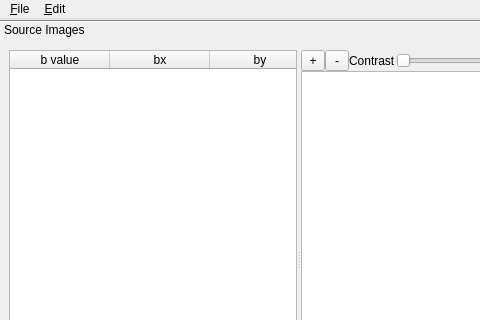
The window that reconstruction/reconstruction_window.ui (frankyeh/DSI-Studio) describes before a commit, drawn with Qt 5; both pictures show x 0 to 480 and y 0 to 320 of the 669 by 521 pixel window.
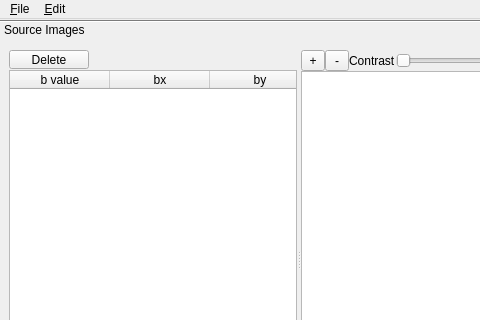
The same window after the commit. The open tabs and pages were chosen to show the change.

Diff of the .ui file:
```diff
--- a/reconstruction/reconstruction_window.ui
+++ b/reconstruction/reconstruction_window.ui
@@ -58,7 +58,7 @@
        <attribute name="label">
         <string>Source Images</string>
        </attribute>
-       <layout class="QHBoxLayout" name="horizontalLayout_21">
+       <layout class="QHBoxLayout" name="horizontalLayout_25">
         <item>
          <widget class="QSplitter" name="splitter">
           <property name="orientation">
@@ -73,6 +73,44 @@
              <number>0</number>
             </property>
             <item>
+             <layout class="QVBoxLayout" name="verticalLayout_8">
+              <property name="spacing">
+               <number>0</number>
+              </property>
+              <item>
+               <layout class="QHBoxLayout" name="horizontalLayout_21">
+                <property name="spacing">
+                 <number>0</number>
+                </property>
+                <item>
+                 <widget class="QPushButton" name="delete_2">
+                  <property name="maximumSize">
+                   <size>
+                    <width>100</width>
+                    <height>19</height>
+                   </size>
+                  </property>
+                  <property name="text">
+                   <string>Delete</string>
+                  </property>
+                 </widget>
+                </item>
+                <item>
+                 <spacer name="horizontalSpacer_5">
+                  <property name="orientation">
+                   <enum>Qt::Horizontal</enum>
+                  </property>
+                  <property name="sizeHint" stdset="0">
+                   <size>
+                    <width>40</width>
+                    <height>20</height>
+                   </size>
+                  </property>
+                 </spacer>
+                </item>
+               </layout>
+              </item>
+              <item>
              <widget class="QTableWidget" name="b_table">
               <property name="selectionMode">
                <enum>QAbstractItemView::SingleSelection</enum>
@@ -103,6 +141,8 @@
              </widget>
             </item>
            </layout>
+            </item>
+           </layout>
           </widget>
           <widget class="QWidget" name="source_widget" native="true">
            <layout class="QVBoxLayout" name="verticalLayout_6">
```
Left out of the diff: 28 changed lines with no effect on the pictures. Lines whose indentation alone changed are shown as unchanged.
